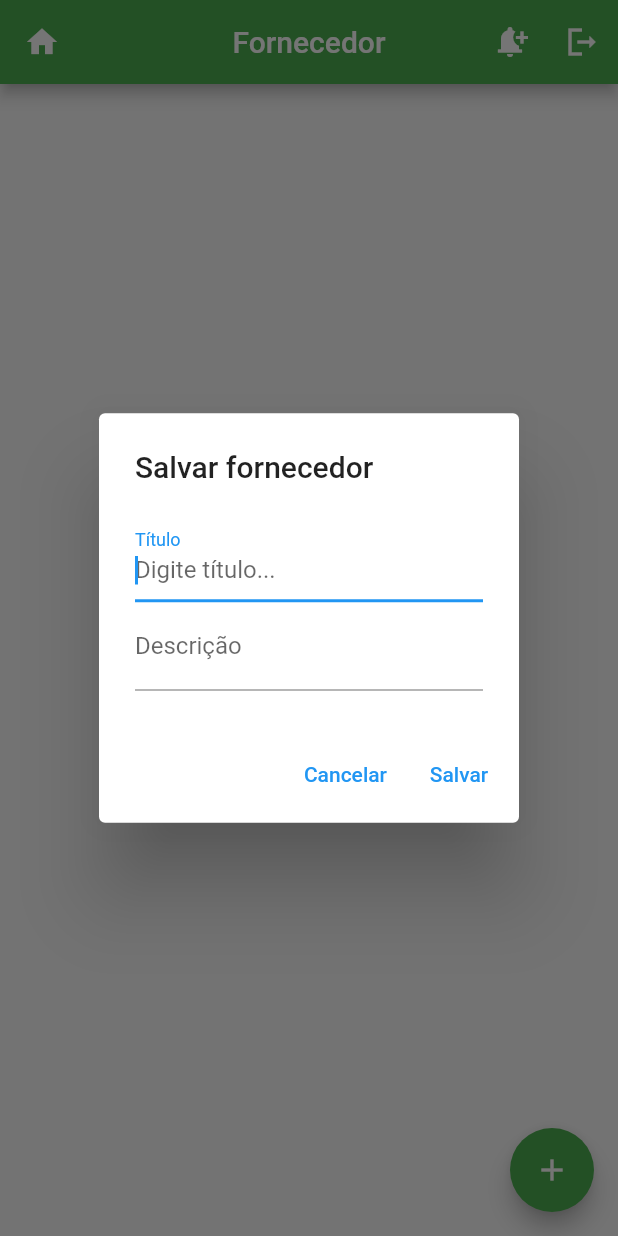
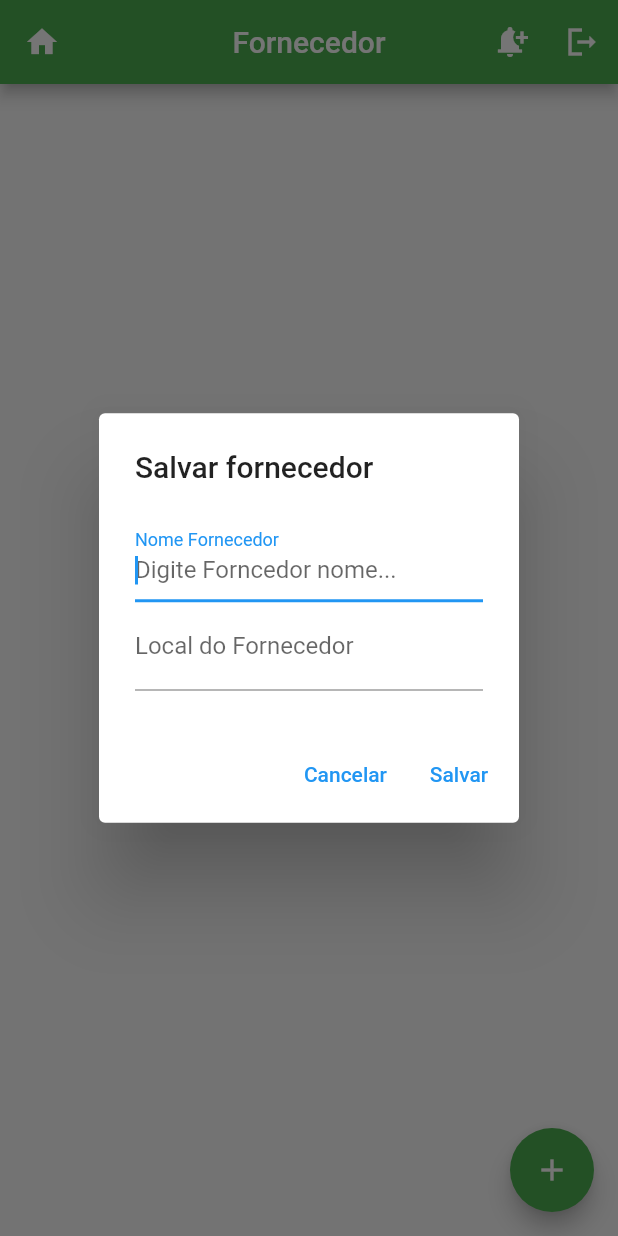
Before and after one commit to GuilhermeDMLopes/controle_estoque_flutter, a Flutter app: the TelaFornecedor screen opened directly, after a tap on the "add" icon, on a phone screen of 412 x 824 dp. Run offline on Flutter 3.47's test engine with Material 2 defaults, Android fonts, the phone set to English and light mode, and no system bars; our stand-ins replace sqflite; accounts and stored records are empty.

Commit message:
tela front end fornecedor part 2

```diff
--- a/lib/DAO/FornecedorDAO.dart
+++ b/lib/DAO/FornecedorDAO.dart
@@ -36,17 +36,10 @@ class fornecedorDAO {
 
   _onCreate(Database db, int version) async {
 
-    /*
-
-    id titulo descricao data
-    01 teste  teste     02/10/2020
-
-    * */
-
     String sql = "CREATE TABLE $nomeTabela ("
         "id INTEGER PRIMARY KEY AUTOINCREMENT, "
         "titulo VARCHAR, "
-        "descricao TEXT, "
+        "local TEXT, "
         "data DATETIME)";
     await db.execute(sql);
 
@@ -55,7 +48,7 @@ class fornecedorDAO {
   inicializarDB() async {
 
     final caminhoBancoDados = await getDatabasesPath();
-    final localBancoDados = join(caminhoBancoDados, "banco_fornecedor.db");
+    final localBancoDados = join(caminhoBancoDados, "banco_fornecedor_de_produto.db");
 
     var db = await openDatabase(localBancoDados, version: 1, onCreate: _onCreate );
     return db;
@@ -98,41 +91,3 @@ class fornecedorDAO {
   }
 
 }
-
-/*
-
-class Normal {
-
-  Normal(){
-
-  }
-
-}
-
-class Singleton {
-
-  static final Singleton _singleton = Singleton._internal();
-
-  	factory Singleton(){
-      print("Singleton");
-      return _singleton;
-    }
-
-    Singleton._internal(){
-    	print("_internal");
-  	}
-
-}
-
-void main() {
-
-  var i1 = Singleton();
-  print("***");
-  var i2 = Singleton();
-
-  print( i1 == i2 );
-
-}
-
-
-* */
--- a/lib/model/Fornecedor.dart
+++ b/lib/model/Fornecedor.dart
@@ -3,15 +3,15 @@ class Fornecedor{
 
   int? id;
   String? titulo;
-  String? descricao;
+  String? local;
   String? data;
 
-  Fornecedor(this.titulo, this.descricao, this.data);
+  Fornecedor(this.titulo, this.local, this.data);
 
   Fornecedor.fromMap(Map map){
     this.id = map["id"];
     this.titulo = map["titulo"];
-    this.descricao = map["descricao"];
+    this.local = map["local"];
     this.data = map["data"];
 
   }
@@ -20,7 +20,7 @@ class Fornecedor{
 
     Map<String, dynamic> map = {
       "titulo" : this.titulo,
-      "descricao" : this.descricao,
+      "local" : this.local,
       "data" : this.data,
     };
 
--- a/lib/telas/TelaFornecedor.dart
+++ b/lib/telas/TelaFornecedor.dart
@@ -15,7 +15,7 @@ class TelaFornecedor extends StatefulWidget {
 class _TelaFornecedorState extends State<TelaFornecedor> {
 
   TextEditingController _tituloController = TextEditingController();
-  TextEditingController _descricaoController = TextEditingController();
+  TextEditingController _localController = TextEditingController();
   var _db = fornecedorDAO();
 
   List<Fornecedor> _fornecedores = <Fornecedor>[];
@@ -26,11 +26,11 @@ class _TelaFornecedorState extends State<TelaFornecedor> {
 
     if( fornecedor == null){ //salvar
       _tituloController.text = "";
-      _descricaoController.text = "";
+      _localController.text = "";
       textoSalvarAtualizar = "Salvar";
     }else{ // atualizar
       _tituloController.text = fornecedor.titulo.toString();
-      _descricaoController.text = fornecedor.descricao.toString();
+      _localController.text = fornecedor.local.toString();
       textoSalvarAtualizar = "Atualizar";
     }
 
@@ -46,15 +46,15 @@ class _TelaFornecedorState extends State<TelaFornecedor> {
                   controller: _tituloController,
                   autofocus: true,
                   decoration: InputDecoration(
-                      labelText: "Título",
-                      hintText: "Digite título..."
+                      labelText: "Nome Fornecedor",
+                      hintText: "Digite Forncedor nome..."
                   ),
                 ),
                 TextField(
-                  controller: _descricaoController,
+                  controller: _localController,
                   decoration: InputDecoration(
-                      labelText: "Descrição",
-                      hintText: "Digite descrição..."
+                      labelText: "Local do Fornecedor",
+                      hintText: "Digite local Fornecedor ..."
                   ),
                 )
               ],
@@ -103,17 +103,17 @@ class _TelaFornecedorState extends State<TelaFornecedor> {
   _salvarAtulizarfornecedor( { Fornecedor? fornecedorSelecionada}) async {
 
     String titulo = _tituloController.text;
-    String descricao = _descricaoController.text;
+    String local = _localController.text;
 
     if( fornecedorSelecionada == null){ // salvar
       //print("data atual: " + DateTime.now().toString() );
-      Fornecedor fornecedor = Fornecedor(titulo, descricao, DateTime.now().toString() );
+      Fornecedor fornecedor = Fornecedor(titulo, local, DateTime.now().toString() );
       int resultado = await _db.salvarfornecedor( fornecedor );
       //print("salvar fornecedor: " + resultado.toString() );
 
     }else{ //atualizar
       fornecedorSelecionada.titulo = titulo;
-      fornecedorSelecionada.descricao = descricao;
+      fornecedorSelecionada.local = local;
       fornecedorSelecionada.data = DateTime.now().toString() ;
       int resultado = await _db.atualizarFornecedor(fornecedorSelecionada);
     }
@@ -121,7 +121,7 @@ class _TelaFornecedorState extends State<TelaFornecedor> {
 
 
     _tituloController.clear();
-    _descricaoController.clear();
+    _localController.clear();
 
     _recuperarFornenedor();
 
@@ -178,7 +178,7 @@ class _TelaFornecedorState extends State<TelaFornecedor> {
                     return Card(
                       child: ListTile(
                         title: Text( item.titulo.toString() ),
-                        subtitle:Text("${_formatarData(item.data.toString())} - ${item.descricao}") ,
+                        subtitle:Text("Local: ${item.local} - Data cadastro: ${_formatarData(item.data.toString())}") ,
                         trailing: Row(
                           mainAxisSize: MainAxisSize.min ,
                           children: <Widget>[
```
